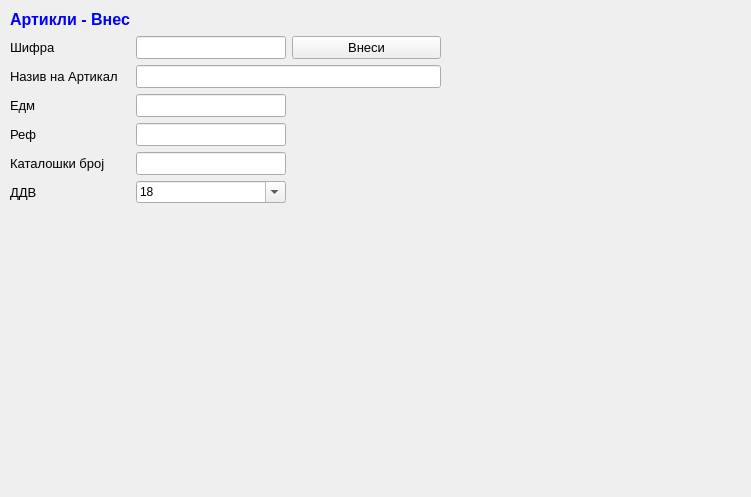
First picture: the form in sterna/Artikli/artiklivnes.ui, repository srgank/sterna_x, before the edit.
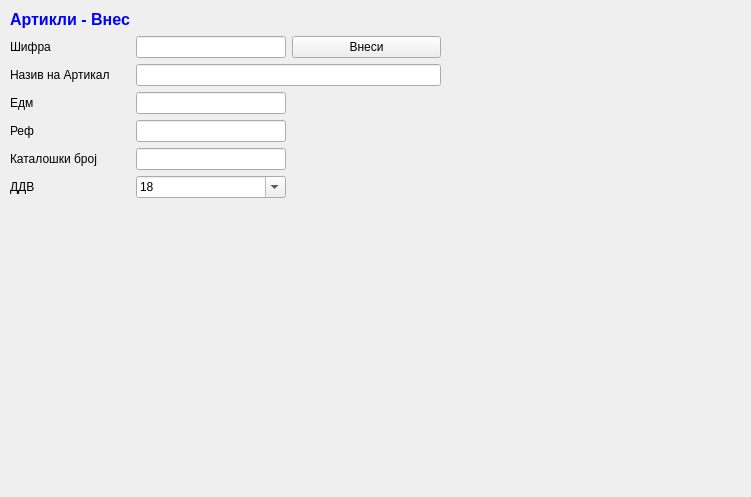
Second picture: the form after the edit. Icons and pictures are not drawn.

What changed in the file:
```diff
--- a/sterna/Artikli/artiklivnes.ui
+++ b/sterna/Artikli/artiklivnes.ui
@@ -76,11 +76,6 @@
     </item>
     <item row="1" column="0">
      <widget class="QLabel" name="label">
-      <property name="font">
-       <font>
-        <pointsize>10</pointsize>
-       </font>
-      </property>
       <property name="text">
        <string>Шифра</string>
       </property>
@@ -88,19 +83,15 @@
     </item>
     <item row="1" column="1">
      <widget class="QLineEdit" name="sifraArtikalEdit">
-      <property name="font">
-       <font>
-        <pointsize>10</pointsize>
-       </font>
+      <property name="focusPolicy">
+       <enum>Qt::StrongFocus</enum>
       </property>
      </widget>
     </item>
     <item row="1" column="2">
      <widget class="QPushButton" name="pushButton">
-      <property name="font">
-       <font>
-        <pointsize>10</pointsize>
-       </font>
+      <property name="focusPolicy">
+       <enum>Qt::StrongFocus</enum>
       </property>
       <property name="text">
        <string>Внеси</string>
@@ -113,11 +104,6 @@
     </item>
     <item row="2" column="0">
      <widget class="QLabel" name="label_2">
-      <property name="font">
-       <font>
-        <pointsize>10</pointsize>
-       </font>
-      </property>
       <property name="text">
        <string>Назив на Артикал</string>
       </property>
@@ -125,11 +111,6 @@
     </item>
     <item row="3" column="0">
      <widget class="QLabel" name="label_3">
-      <property name="font">
-       <font>
-        <pointsize>10</pointsize>
-       </font>
-      </property>
       <property name="text">
        <string>Едм</string>
       </property>
@@ -137,20 +118,13 @@
     </item>
     <item row="3" column="1">
      <widget class="QLineEdit" name="edmArtikalEdit">
-      <property name="font">
-       <font>
-        <pointsize>10</pointsize>
-       </font>
+      <property name="focusPolicy">
+       <enum>Qt::StrongFocus</enum>
       </property>
      </widget>
     </item>
     <item row="4" column="0">
      <widget class="QLabel" name="label_4">
-      <property name="font">
-       <font>
-        <pointsize>10</pointsize>
-       </font>
-      </property>
       <property name="text">
        <string>Реф</string>
       </property>
@@ -158,20 +132,13 @@
     </item>
     <item row="4" column="1">
      <widget class="QLineEdit" name="refArtikalEdit">
-      <property name="font">
-       <font>
-        <pointsize>10</pointsize>
-       </font>
+      <property name="focusPolicy">
+       <enum>Qt::StrongFocus</enum>
       </property>
      </widget>
     </item>
     <item row="5" column="0">
      <widget class="QLabel" name="label_5">
-      <property name="font">
-       <font>
-        <pointsize>10</pointsize>
-       </font>
-      </property>
       <property name="text">
        <string>Каталошки број</string>
       </property>
@@ -179,20 +146,13 @@
     </item>
     <item row="5" column="1">
      <widget class="QLineEdit" name="kataloskiArtikalEdit">
-      <property name="font">
-       <font>
-        <pointsize>10</pointsize>
-       </font>
+      <property name="focusPolicy">
+       <enum>Qt::StrongFocus</enum>
       </property>
      </widget>
     </item>
     <item row="6" column="0">
      <widget class="QLabel" name="label_11">
-      <property name="font">
-       <font>
-        <pointsize>10</pointsize>
-       </font>
-      </property>
       <property name="text">
        <string>ДДВ</string>
       </property>
@@ -238,10 +198,8 @@
     </item>
     <item row="2" column="1" colspan="2">
      <widget class="QLineEdit" name="nazivArtikalEdit">
-      <property name="font">
-       <font>
-        <pointsize>10</pointsize>
-       </font>
+      <property name="focusPolicy">
+       <enum>Qt::StrongFocus</enum>
       </property>
       <property name="toolTip">
        <string/>
```
Left out of the diff: 11 changed lines with no effect on the pictures.
